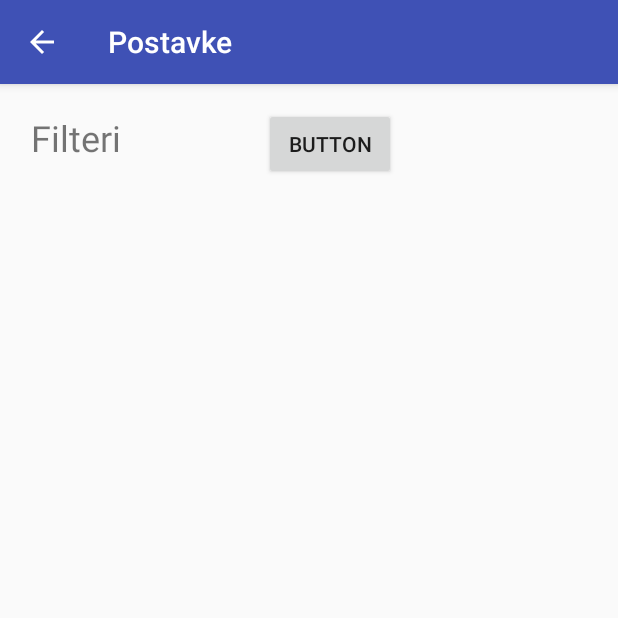
After one commit to DamirPorobic/ZadnjiPozdrav-Android-App, an Android app: the SettingsActivity screen opened directly, with no data from a screen before it, on a phone screen of 412 x 824 dp, the top half of it. The commit adds this screen. Run offline under Robolectric (Android 15) with nearby library versions, the phone set to English and light mode, and no system bars.

Commit message:
Implemented about and settings activity
Two new activities implemented, about and settings activity.
The settings activity currently features only selecting boroughs
as filter, more features to come with next commit.

```diff
--- a/app/src/main/java/info/zadnjipozdrav/zadnjipozdrav/Borough.java
+++ b/app/src/main/java/info/zadnjipozdrav/zadnjipozdrav/Borough.java
@@ -21,4 +21,9 @@ public class Borough {
     public void setName(String name) {
         this.name = name;
     }
+
+    @Override
+    public String toString() {
+        return name;
+    }
 }
--- a/app/src/main/java/info/zadnjipozdrav/zadnjipozdrav/Cemetery.java
+++ b/app/src/main/java/info/zadnjipozdrav/zadnjipozdrav/Cemetery.java
@@ -47,4 +47,9 @@ public class Cemetery {
     public void setLon(double lon) {
         this.lon = lon;
     }
+
+    @Override
+    public String toString() {
+        return name;
+    }
 }
--- /dev/null
+++ b/app/src/main/java/info/zadnjipozdrav/zadnjipozdrav/SettingsActivity.java
@@ -0,0 +1,37 @@
+package info.zadnjipozdrav.zadnjipozdrav;
+
+import android.content.Intent;
+import android.support.v7.app.AppCompatActivity;
+import android.os.Bundle;
+import android.view.MenuItem;
+import android.view.View;
+
+public class SettingsActivity extends AppCompatActivity {
+
+    @Override
+    protected void onCreate(Bundle savedInstanceState) {
+        super.onCreate(savedInstanceState);
+        setContentView(R.layout.activity_settings);
+
+        // Setup return button
+        if (getSupportActionBar() != null) {
+            getSupportActionBar().setDisplayHomeAsUpEnabled(true);
+            getSupportActionBar().setDisplayShowHomeEnabled(true);
+        }
+    }
+
+    @Override
+    public boolean onOptionsItemSelected(MenuItem item) {
+        // handle arrow click here
+        if (item.getItemId() == android.R.id.home) {
+            finish(); // close this activity and return to preview activity (if there is any)
+        }
+
+        return super.onOptionsItemSelected(item);
+    }
+
+    public void onOpenFilterSelection(View view) {
+        Intent i = new Intent(this, SelectFilterActivity.class);
+        startActivity(i);
+    }
+}
--- a/app/src/main/res/layout/activity_details_view.xml
+++ b/app/src/main/res/layout/activity_details.xml
@@ -2,7 +2,7 @@
 <LinearLayout xmlns:android="http://schemas.android.com/apk/res/android"
     xmlns:app="http://schemas.android.com/apk/res-auto"
     xmlns:tools="http://schemas.android.com/tools"
-    tools:context="info.zadnjipozdrav.zadnjipozdrav.DetailsView"
+    tools:context="info.zadnjipozdrav.zadnjipozdrav.DetailsActivity"
     android:layout_width="match_parent"
     android:layout_height="match_parent"
     android:orientation="vertical"
--- /dev/null
+++ b/app/src/main/res/layout/activity_settings.xml
@@ -0,0 +1,36 @@
+<?xml version="1.0" encoding="utf-8"?>
+<android.support.constraint.ConstraintLayout xmlns:android="http://schemas.android.com/apk/res/android"
+    xmlns:app="http://schemas.android.com/apk/res-auto"
+    xmlns:tools="http://schemas.android.com/tools"
+    android:layout_width="match_parent"
+    android:layout_height="match_parent"
+    tools:context="info.zadnjipozdrav.zadnjipozdrav.SettingsActivity">
+
+    <Button
+        android:id="@+id/button"
+        android:layout_width="0dp"
+        android:layout_height="wrap_content"
+        android:text="Button"
+        android:onClick="onOpenFilterSelection"
+        android:layout_marginRight="148dp"
+        app:layout_constraintRight_toRightOf="parent"
+        app:layout_constraintTop_toTopOf="parent"
+        android:layout_marginTop="16dp" />
+
+    <TextView
+        android:id="@+id/textView"
+        android:layout_width="99dp"
+        android:layout_height="wrap_content"
+        android:layout_marginLeft="16dp"
+        android:layout_marginRight="8dp"
+        android:text="Filteri"
+        android:textSize="24sp"
+        app:layout_constraintHorizontal_bias="0.084"
+        app:layout_constraintLeft_toLeftOf="parent"
+        app:layout_constraintRight_toLeftOf="@+id/button"
+        app:layout_constraintTop_toTopOf="parent"
+        android:layout_marginTop="8dp"
+        app:layout_constraintBottom_toBottomOf="@+id/button"
+        android:layout_marginBottom="8dp"
+        app:layout_constraintVertical_bias="0.727" />
+</android.support.constraint.ConstraintLayout>
--- a/app/src/main/res/menu/main_menu.xml
+++ b/app/src/main/res/menu/main_menu.xml
@@ -2,11 +2,11 @@
 <menu xmlns:android="http://schemas.android.com/apk/res/android"
     xmlns:app="http://schemas.android.com/apk/res-auto">
     <item android:id="@+id/refresh_menu"
-        android:title="@string/refresh_menu"
+        android:title="@string/menu_refresh"
         android:icon="@mipmap/ic_refresh"
         app:showAsAction="ifRoom" />
     <item android:id="@+id/settings_menu"
-        android:title="@string/settings_menu" />
+        android:title="@string/menu_settings" />
     <item android:id="@+id/about_menu"
-        android:title="@string/about_menu" />
+        android:title="@string/menu_about" />
 </menu>
```
Also changed, not shown: app/src/main/AndroidManifest.xml (+15 -4 lines), app/src/main/java/info/zadnjipozdrav/zadnjipozdrav/AboutActivity.java (added, +46 -0 lines), app/src/main/java/info/zadnjipozdrav/zadnjipozdrav/DetailsActivity.java (renamed from app/src/main/java/info/zadnjipozdrav/zadnjipozdrav/DetailsView.java, +4 -4 lines), app/src/main/java/info/zadnjipozdrav/zadnjipozdrav/MainActivity.java (+19 -5 lines), app/src/main/java/info/zadnjipozdrav/zadnjipozdrav/SelectFilterActivity.java (added, +92 -0 lines), app/src/main/res/layout/activity_about.xml (added, +34 -0 lines), app/src/main/res/layout/activity_select_filter.xml (added, +21 -0 lines), app/src/main/res/values/strings.xml (+24 -9 lines).
